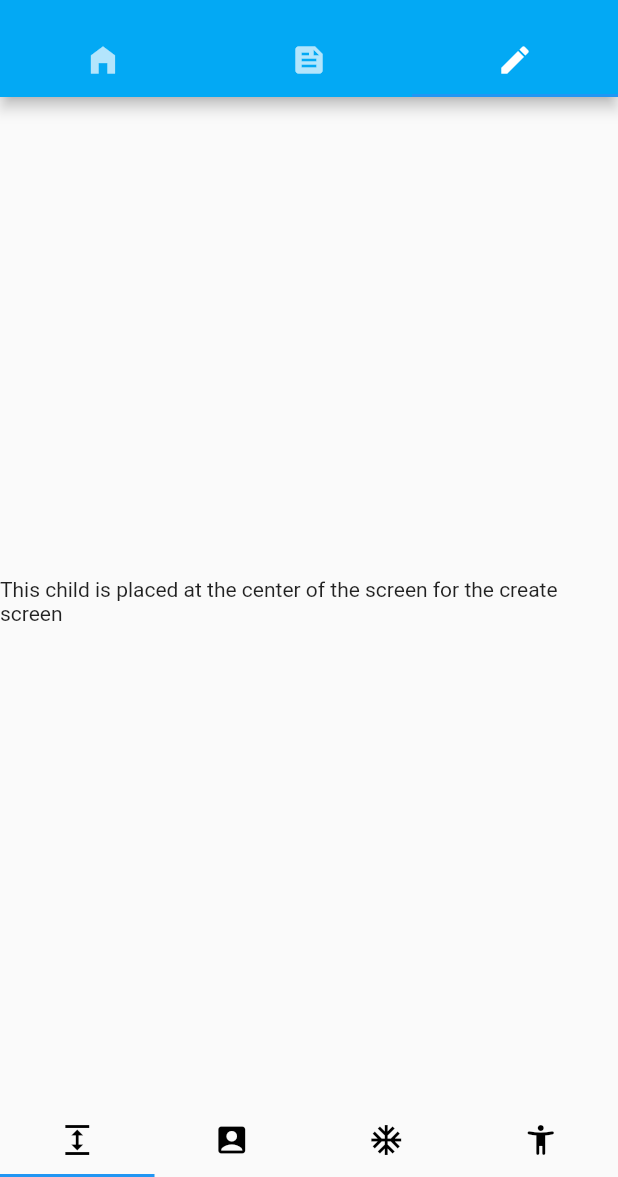
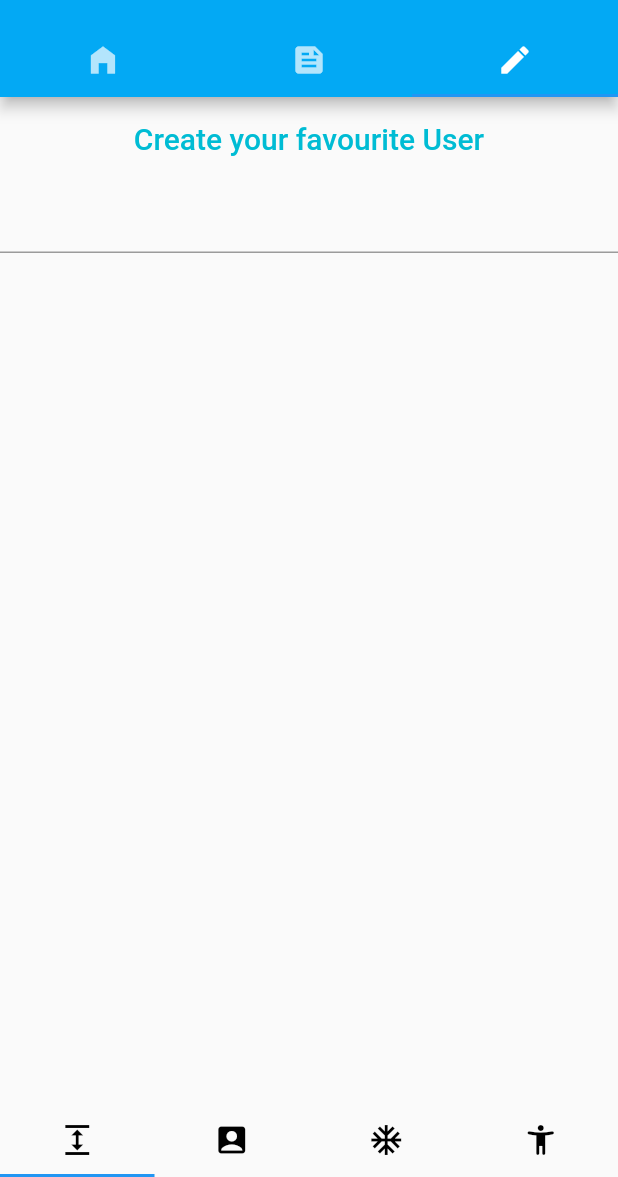
Before and after one commit to sobuur0/learning_flutter, a Flutter app: the screen it shows after launch, tab 3 chosen, on a phone screen of 412 x 824 dp, the part 59-1236 px from its top. Run offline on Flutter 3.47's test engine with Material 2 defaults, Android fonts, the phone set to English and light mode, and no system bars.

Commit message:
added a textfield widget to the body of the create screen

```diff
--- a/lib/createScreen.dart
+++ b/lib/createScreen.dart
@@ -1,5 +1,6 @@
 import 'package:flutter/cupertino.dart';
 import 'package:flutter/material.dart';
+import 'package:flutter/services.dart';
 import 'package:flutter/widgets.dart';
 
 
@@ -9,11 +10,32 @@ class CreateScreen extends StatefulWidget {
 }
 
 class _CreateScreenState extends State<CreateScreen> {
+  String ptext = '';
+
   @override
   Widget build(BuildContext context) {
-    return Container(
-      child: Center(
-        child: Text('This child is placed at the center of the screen for the create screen'),
+    return MaterialApp(
+      home: Scaffold(
+        appBar: AppBar(
+          backgroundColor: Colors.transparent,
+          elevation: 0,
+          title: Text('Create your favourite User', style: TextStyle(color: Colors.cyan),),
+          centerTitle: true,
+        ),
+        body: Column(
+          children: <Widget> [
+            TextField(
+              onChanged: (String txt) {
+                setState(() {
+                  ptext = txt;
+                });
+              },
+            ),
+            Expanded(child: Text(
+              ptext,
+            ))
+          ],
+        ),
       ),
     );
   }
```
